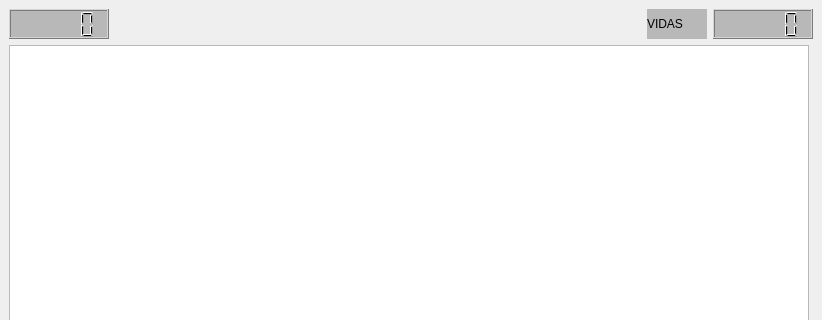
Steven-Avila198/Proyecto_Final, file FinalDefender/mainwindow.ui: the form before one commit; both pictures show x 0 to 822 and y 0 to 320 of the 822 by 873 pixel window.
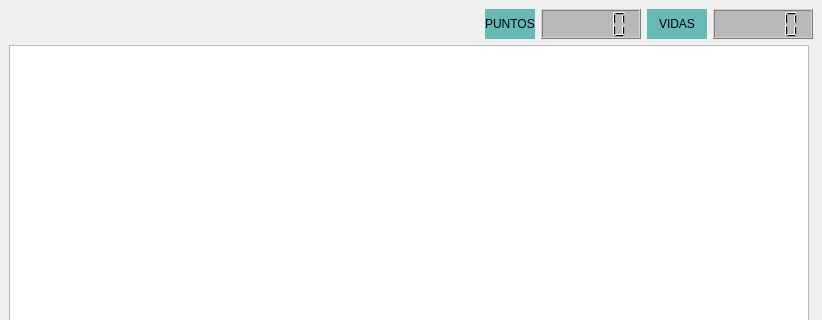
The form after the commit.

```diff
--- a/FinalDefender/mainwindow.ui
+++ b/FinalDefender/mainwindow.ui
@@ -27,7 +27,23 @@
   </property>
   <widget class="QWidget" name="centralwidget">
    <layout class="QGridLayout" name="gridLayout">
-    <item row="0" column="3">
+    <item row="1" column="0">
+     <widget class="QGraphicsView" name="graphicsView">
+      <property name="minimumSize">
+       <size>
+        <width>800</width>
+        <height>800</height>
+       </size>
+      </property>
+      <property name="maximumSize">
+       <size>
+        <width>800</width>
+        <height>800</height>
+       </size>
+      </property>
+     </widget>
+    </item>
+    <item row="0" column="6">
      <widget class="QLCDNumber" name="lcdNumber">
       <property name="minimumSize">
        <size>
@@ -47,7 +63,7 @@
       </property>
      </widget>
     </item>
-    <item row="0" column="2">
+    <item row="0" column="3">
      <widget class="QLabel" name="label">
       <property name="minimumSize">
        <size>
@@ -62,31 +78,21 @@
        </size>
       </property>
       <property name="styleSheet">
-       <string notr="true">font: 75 12pt &quot;8514oem&quot;;
-background-color: rgb(184, 184, 184);</string>
+       <string notr="true">font: 700 9pt &quot;Fixedsys&quot;;
+background-color: rgb(104, 184, 184);</string>
       </property>
       <property name="text">
        <string>VIDAS</string>
       </property>
-     </widget>
-    </item>
-    <item row="1" column="0">
-     <widget class="QGraphicsView" name="graphicsView">
-      <property name="minimumSize">
-       <size>
-        <width>800</width>
-        <height>800</height>
-       </size>
+      <property name="alignment">
+       <set>Qt::AlignCenter</set>
       </property>
-      <property name="maximumSize">
-       <size>
-        <width>800</width>
-        <height>800</height>
-       </size>
+      <property name="margin">
+       <number>0</number>
       </property>
      </widget>
     </item>
-    <item row="0" column="0">
+    <item row="0" column="2">
      <widget class="QLCDNumber" name="lcdNumber_2">
       <property name="minimumSize">
        <size>
@@ -106,6 +112,23 @@
       </property>
      </widget>
     </item>
+    <item row="0" column="1">
+     <widget class="QLabel" name="label_2">
+      <property name="autoFillBackground">
+       <bool>false</bool>
+      </property>
+      <property name="styleSheet">
+       <string notr="true">font: 700 9pt &quot;Fixedsys&quot;;
+background-color: rgb(104, 184, 184);</string>
+      </property>
+      <property name="text">
+       <string>PUNTOS</string>
+      </property>
+      <property name="margin">
+       <number>6</number>
+      </property>
+     </widget>
+    </item>
    </layout>
   </widget>
   <widget class="QMenuBar" name="menubar">
```
